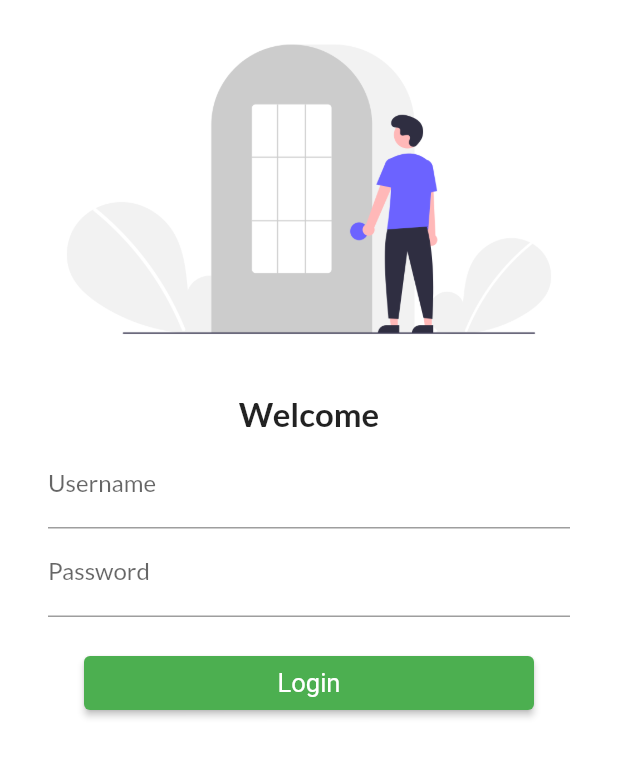
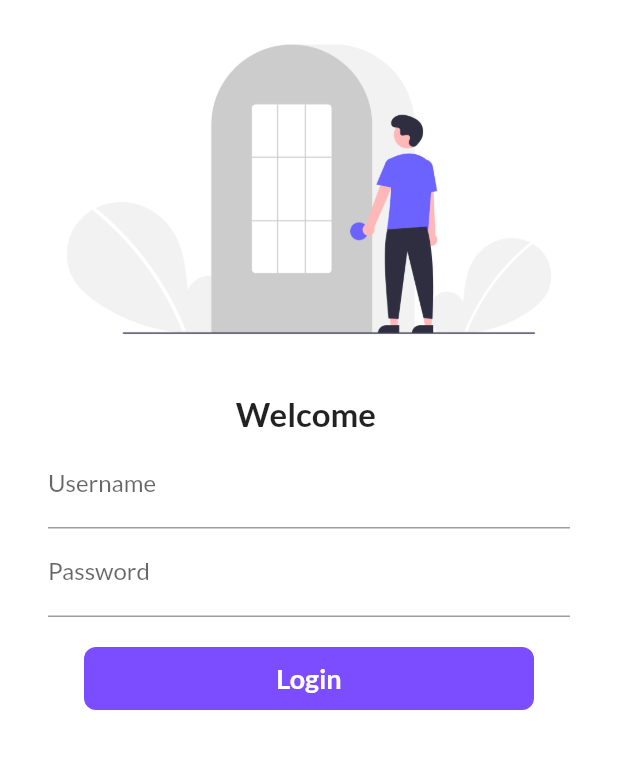
Before and after one commit to smnasimahmed/Learning_flutter_UI, a Flutter app: the screen it shows after launch, on a phone screen of 412 x 824 dp. Shown: the top 757 px of the screen. Run offline on Flutter 3.47's test engine with Material 2 defaults, Android fonts, the phone set to English and light mode, and no system bars; our stand-ins replace google_fonts; missing offline and left inert: dart:ffi.

Commit message:
day6 completed

```diff
--- a/lib/pages/login_page.dart
+++ b/lib/pages/login_page.dart
@@ -1,9 +1,19 @@
-// ignore_for_file: prefer_const_constructors
+// ignore_for_file: prefer_const_constructors, use_build_context_synchronously
+import 'dart:ffi';
+
 import 'package:flutter/material.dart';
 import 'package:flutter_application_1/utility/routes.dart';
 
-class LoginPage extends StatelessWidget {
+class LoginPage extends StatefulWidget {
   const LoginPage({super.key});
+
+  @override
+  State<LoginPage> createState() => _LoginPageState();
+}
+
+class _LoginPageState extends State<LoginPage> {
+  String name = "";
+  bool changeButton = false;
 
   @override
   Widget build(BuildContext context) {
@@ -21,7 +31,7 @@ class LoginPage extends StatelessWidget {
                 height: 10,
               ),
               Text(
-                "Welcome",
+                "Welcome $name",
                 style: TextStyle(fontSize: 22, fontWeight: FontWeight.bold),
               ),
               SizedBox(
@@ -35,6 +45,10 @@ class LoginPage extends StatelessWidget {
                     TextFormField(
                       decoration: InputDecoration(
                           hintText: "Enter Username", labelText: "Username"),
+                      onChanged: (value) {
+                        name = value;
+                        setState(() {});
+                      },
                     ),
                     TextFormField(
                       obscureText: true,
@@ -46,15 +60,42 @@ class LoginPage extends StatelessWidget {
                     SizedBox(
                       height: 20,
                     ),
-                    ElevatedButton(
-                        onPressed: () {
-                          Navigator.pushNamed(context, MyRoutes.homeRoute);
-                        },
-                        style: TextButton.styleFrom(
-                            foregroundColor: Colors.white,
-                            fixedSize: Size(300, 30),
-                            textStyle: TextStyle(fontSize: 17)),
-                        child: Text("Login"))
+
+                    InkWell(
+                      onTap: () async { // async used for "await"
+                        setState(() {
+                          changeButton = true;
+                        });
+                        await Future.delayed(Duration(seconds: 1)); //wait for 1 second then go to next line
+                        Navigator.pushNamed(context, MyRoutes.homeRoute);
+                      },
+                      child: AnimatedContainer(
+                        duration: Duration(seconds: 1),
+                        width: changeButton?48 : 300,
+                        height: 42,
+                        alignment: Alignment.center,
+                        decoration: BoxDecoration(
+                          color: Colors.deepPurpleAccent,
+                          borderRadius: changeButton? BorderRadius.circular(50) : BorderRadius.circular(8),
+                        ),
+                        child: changeButton? Icon(Icons.done_outlined, color: Colors.white,) : Text(
+                          "Login",
+                          style: TextStyle(
+                              fontSize: 18,
+                              fontWeight: FontWeight.bold,
+                              color: Colors.white),
+                        ),
+                      ),
+                    ),
+                    // ElevatedButton(
+                    //     onPressed: () {
+                    //       Navigator.pushNamed(context, MyRoutes.homeRoute);
+                    //     },
+                    //     style: TextButton.styleFrom(
+                    //         foregroundColor: Colors.white,
+                    //         fixedSize: Size(300, 30),
+                    //         textStyle: TextStyle(fontSize: 17)),
+                    //     child: Text("Login"))
                   ],
                 ),
               )
```
